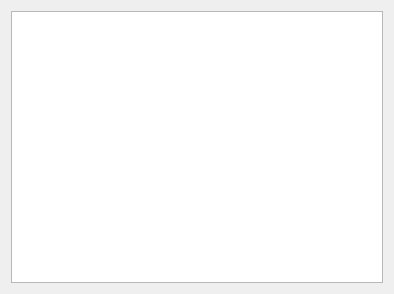
Old version of the form eiskaltdcpp/ui/UIFavoriteHubs.ui in the repository eiskaltdcpp/eiskaltdcpp.
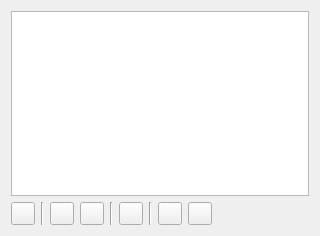
New version of the form.

What changed in the file:
```diff
--- a/eiskaltdcpp/ui/UIFavoriteHubs.ui
+++ b/eiskaltdcpp/ui/UIFavoriteHubs.ui
@@ -6,15 +6,15 @@
    <rect>
     <x>0</x>
     <y>0</y>
-    <width>394</width>
-    <height>294</height>
+    <width>320</width>
+    <height>236</height>
    </rect>
   </property>
   <property name="windowTitle">
    <string>Form</string>
   </property>
-  <layout class="QGridLayout" name="gridLayout">
-   <item row="0" column="0" colspan="2">
+  <layout class="QVBoxLayout" name="verticalLayout">
+   <item>
     <widget class="QTreeView" name="treeView">
      <property name="acceptDrops">
       <bool>true</bool>
@@ -42,6 +42,104 @@
      </property>
     </widget>
    </item>
+   <item>
+    <layout class="QHBoxLayout" name="horizontalLayout">
+     <item>
+      <widget class="QToolButton" name="add_newButton">
+       <property name="toolTip">
+        <string>Add new</string>
+       </property>
+       <property name="text">
+        <string/>
+       </property>
+      </widget>
+     </item>
+     <item>
+      <widget class="Line" name="line">
+       <property name="orientation">
+        <enum>Qt::Vertical</enum>
+       </property>
+      </widget>
+     </item>
+     <item>
+      <widget class="QToolButton" name="changeButton">
+       <property name="toolTip">
+        <string>Change</string>
+       </property>
+       <property name="text">
+        <string/>
+       </property>
+      </widget>
+     </item>
+     <item>
+      <widget class="QToolButton" name="removeButton">
+       <property name="toolTip">
+        <string>Delete</string>
+       </property>
+       <property name="text">
+        <string/>
+       </property>
+      </widget>
+     </item>
+     <item>
+      <widget class="Line" name="line_2">
+       <property name="orientation">
+        <enum>Qt::Vertical</enum>
+       </property>
+      </widget>
+     </item>
+     <item>
+      <widget class="QToolButton" name="connectButton">
+       <property name="toolTip">
+        <string>Connect</string>
+       </property>
+       <property name="text">
+        <string/>
+       </property>
+      </widget>
+     </item>
+     <item>
+      <widget class="Line" name="line_3">
+       <property name="orientation">
+        <enum>Qt::Vertical</enum>
+       </property>
+      </widget>
+     </item>
+     <item>
+      <widget class="QToolButton" name="upButton">
+       <property name="toolTip">
+        <string>Move up</string>
+       </property>
+       <property name="text">
+        <string/>
+       </property>
+      </widget>
+     </item>
+     <item>
+      <widget class="QToolButton" name="downButton">
+       <property name="toolTip">
+        <string>Move down</string>
+       </property>
+       <property name="text">
+        <string/>
+       </property>
+      </widget>
+     </item>
+     <item>
+      <spacer name="horizontalSpacer">
+       <property name="orientation">
+        <enum>Qt::Horizontal</enum>
+       </property>
+       <property name="sizeHint" stdset="0">
+        <size>
+         <width>99</width>
+         <height>20</height>
+        </size>
+       </property>
+      </spacer>
+     </item>
+    </layout>
+   </item>
   </layout>
  </widget>
  <resources/>
```
Left out of the diff: 5 changed lines with no effect on the pictures.
